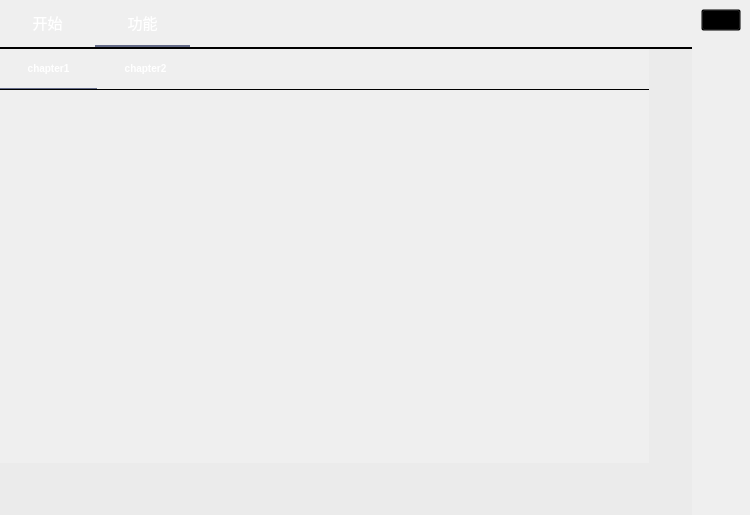
Above: UI/main.ui from MrXnneHang/QT-Designer-Explore before the change. Below: the same form after it.
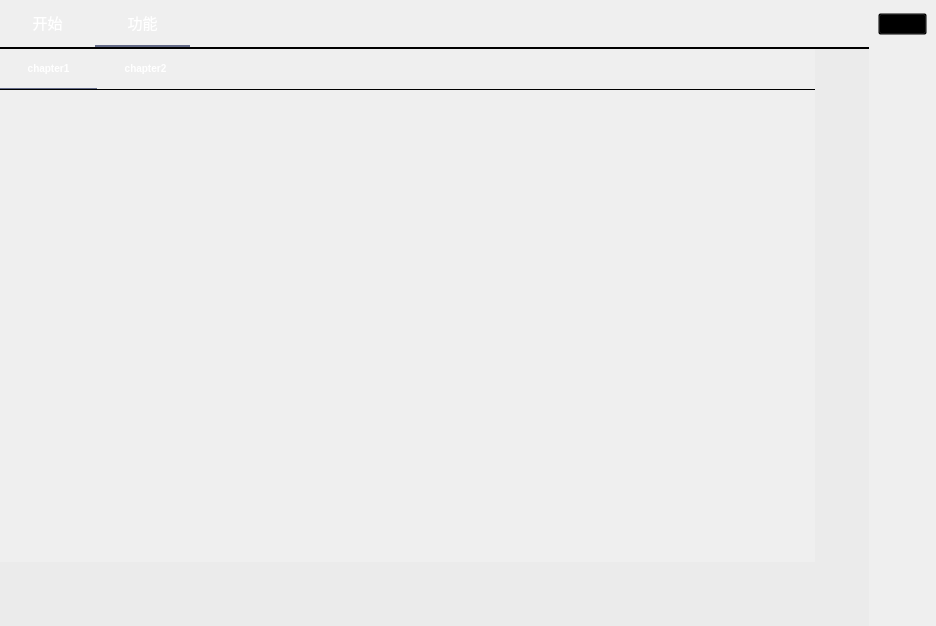
That is the form after the change. Icons and pictures are not drawn.

Commit message: 完成窗口圆角

Patch:
```diff
--- a/UI/main.ui
+++ b/UI/main.ui
@@ -6,8 +6,8 @@
    <rect>
     <x>0</x>
     <y>0</y>
-    <width>750</width>
-    <height>515</height>
+    <width>936</width>
+    <height>626</height>
    </rect>
   </property>
   <property name="windowTitle">
@@ -18,7 +18,8 @@
     <string notr="true">QWidget#background{
 background-image:url(:/bg/resource/draw/bg.jpg);
 background-repeat:no-repeat;
-background-position:center;}
+background-position:center;
+border-radius: 6px;}
 </string>
    </property>
    <layout class="QHBoxLayout" name="horizontalLayout_2" stretch="13,1">
```
The commit also changes 1 other file.
